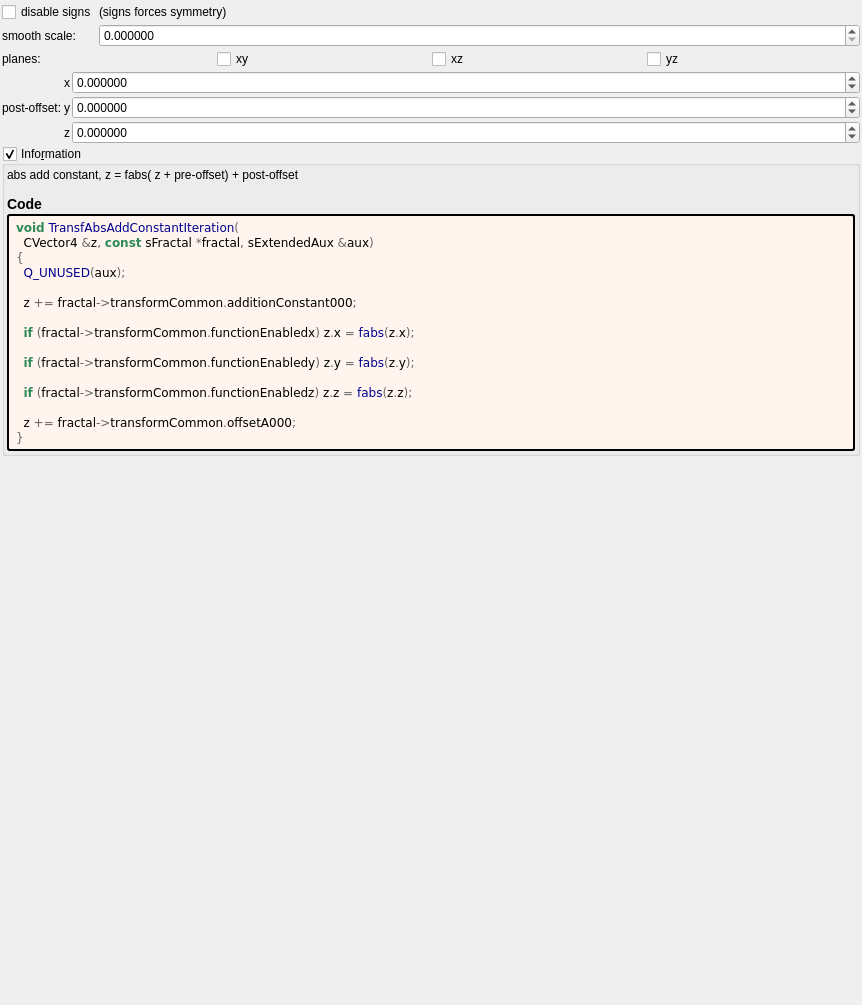
Before: the Qt Designer form mandelbulber2/formula/ui/transf_smooth.ui in buddhi1980/mandelbulber2, drawn with Qt 5.
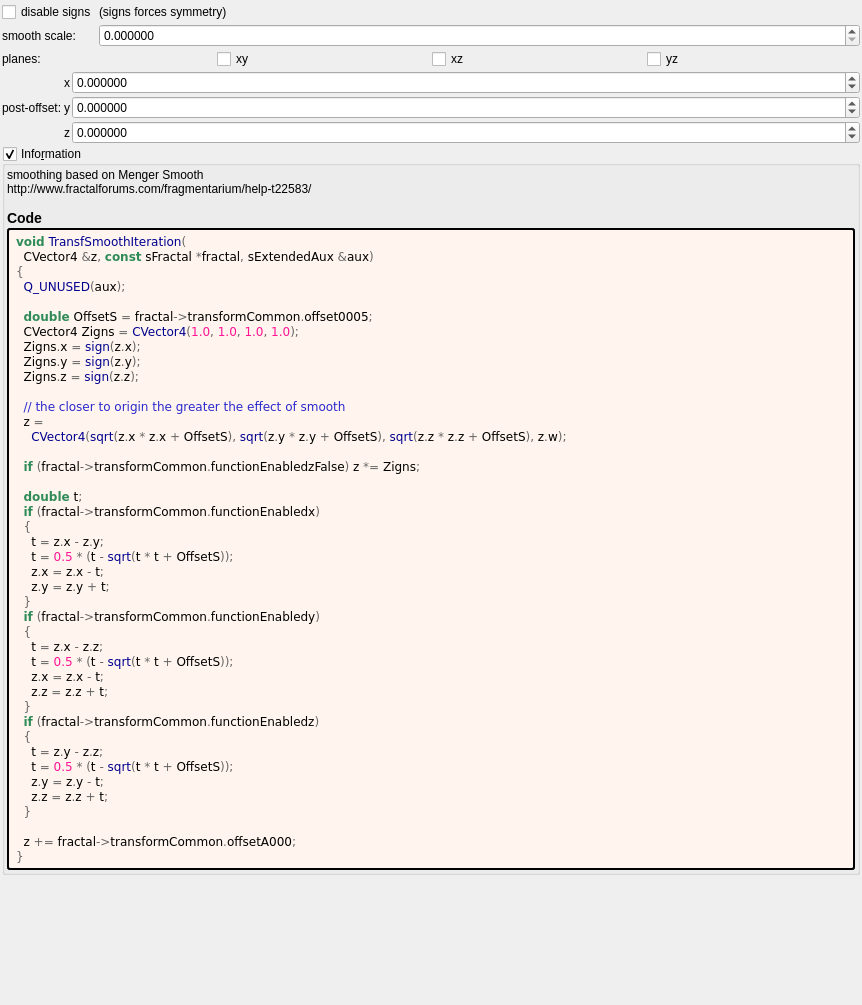
After: the same form once the commit is applied. Custom widgets are drawn as their Qt base class.

The edit to the form file:
```diff
--- a/mandelbulber2/formula/ui/transf_smooth.ui
+++ b/mandelbulber2/formula/ui/transf_smooth.ui
@@ -296,7 +296,7 @@
       <item>
        <widget class="QLabel" name="label_information_general">
         <property name="text">
-         <string notr="true">&lt;p&gt;abs add  constant,  z = fabs( z + pre-offset) + post-offset&lt;/p&gt;&lt;table&gt;
+         <string notr="true">&lt;p&gt;smoothing based on Menger Smooth&lt;br&gt;http://www.fractalforums.com/fragmentarium/help-t22583/&lt;/p&gt;&lt;table&gt;
 &lt;/table&gt;
 &lt;h3&gt;Code&lt;/h3&gt;</string>
         </property>
@@ -318,18 +318,45 @@
         </property>
         <property name="text">
          <string notr="true">&lt;body style=&quot;background-color:#fff5ee&quot;&gt;
-&lt;pre style=&quot;color:#000000; background-color:#fff5ee;  font-family:'Courier New',monospace;&quot;&gt;&lt;span style=&quot;color:#2e8b57; font-weight:bold&quot;&gt;void&lt;/span&gt; &lt;span style=&quot;color:#00008f&quot;&gt;TransfAbsAddConstantIteration&lt;/span&gt;&lt;span style=&quot;color:#676767&quot;&gt;(&lt;/span&gt;
+&lt;pre style=&quot;color:#000000; background-color:#fff5ee;  font-family:'Courier New',monospace;&quot;&gt;&lt;span style=&quot;color:#2e8b57; font-weight:bold&quot;&gt;void&lt;/span&gt; &lt;span style=&quot;color:#00008f&quot;&gt;TransfSmoothIteration&lt;/span&gt;&lt;span style=&quot;color:#676767&quot;&gt;(&lt;/span&gt;
   CVector4 &lt;span style=&quot;color:#676767&quot;&gt;&amp;amp;&lt;/span&gt;z&lt;span style=&quot;color:#676767&quot;&gt;,&lt;/span&gt; &lt;span style=&quot;color:#2e8b57; font-weight:bold&quot;&gt;const&lt;/span&gt; sFractal &lt;span style=&quot;color:#676767&quot;&gt;*&lt;/span&gt;fractal&lt;span style=&quot;color:#676767&quot;&gt;,&lt;/span&gt; sExtendedAux &lt;span style=&quot;color:#676767&quot;&gt;&amp;amp;&lt;/span&gt;aux&lt;span style=&quot;color:#676767&quot;&gt;)&lt;/span&gt;
 &lt;span style=&quot;color:#676767&quot;&gt;{&lt;/span&gt;
   &lt;span style=&quot;color:#00008f&quot;&gt;Q_UNUSED&lt;/span&gt;&lt;span style=&quot;color:#676767&quot;&gt;(&lt;/span&gt;aux&lt;span style=&quot;color:#676767&quot;&gt;);&lt;/span&gt;
 
-  z &lt;span style=&quot;color:#676767&quot;&gt;+=&lt;/span&gt; fractal&lt;span style=&quot;color:#676767&quot;&gt;-&amp;gt;&lt;/span&gt;transformCommon&lt;span style=&quot;color:#676767&quot;&gt;.&lt;/span&gt;additionConstant000&lt;span style=&quot;color:#676767&quot;&gt;;&lt;/span&gt;
+  &lt;span style=&quot;color:#2e8b57; font-weight:bold&quot;&gt;double&lt;/span&gt; OffsetS &lt;span style=&quot;color:#676767&quot;&gt;=&lt;/span&gt; fractal&lt;span style=&quot;color:#676767&quot;&gt;-&amp;gt;&lt;/span&gt;transformCommon&lt;span style=&quot;color:#676767&quot;&gt;.&lt;/span&gt;offset0005&lt;span style=&quot;color:#676767&quot;&gt;;&lt;/span&gt;
+  CVector4 Zigns &lt;span style=&quot;color:#676767&quot;&gt;=&lt;/span&gt; &lt;span style=&quot;color:#00008f&quot;&gt;CVector4&lt;/span&gt;&lt;span style=&quot;color:#676767&quot;&gt;(&lt;/span&gt;&lt;span style=&quot;color:#ff1493&quot;&gt;1.0&lt;/span&gt;&lt;span style=&quot;color:#676767&quot;&gt;,&lt;/span&gt; &lt;span style=&quot;color:#ff1493&quot;&gt;1.0&lt;/span&gt;&lt;span style=&quot;color:#676767&quot;&gt;,&lt;/span&gt; &lt;span style=&quot;color:#ff1493&quot;&gt;1.0&lt;/span&gt;&lt;span style=&quot;color:#676767&quot;&gt;,&lt;/span&gt; &lt;span style=&quot;color:#ff1493&quot;&gt;1.0&lt;/span&gt;&lt;span style=&quot;color:#676767&quot;&gt;);&lt;/span&gt;
+  Zigns&lt;span style=&quot;color:#676767&quot;&gt;.&lt;/span&gt;x &lt;span style=&quot;color:#676767&quot;&gt;=&lt;/span&gt; &lt;span style=&quot;color:#00008f&quot;&gt;sign&lt;/span&gt;&lt;span style=&quot;color:#676767&quot;&gt;(&lt;/span&gt;z&lt;span style=&quot;color:#676767&quot;&gt;.&lt;/span&gt;x&lt;span style=&quot;color:#676767&quot;&gt;);&lt;/span&gt;
+  Zigns&lt;span style=&quot;color:#676767&quot;&gt;.&lt;/span&gt;y &lt;span style=&quot;color:#676767&quot;&gt;=&lt;/span&gt; &lt;span style=&quot;color:#00008f&quot;&gt;sign&lt;/span&gt;&lt;span style=&quot;color:#676767&quot;&gt;(&lt;/span&gt;z&lt;span style=&quot;color:#676767&quot;&gt;.&lt;/span&gt;y&lt;span style=&quot;color:#676767&quot;&gt;);&lt;/span&gt;
+  Zigns&lt;span style=&quot;color:#676767&quot;&gt;.&lt;/span&gt;z &lt;span style=&quot;color:#676767&quot;&gt;=&lt;/span&gt; &lt;span style=&quot;color:#00008f&quot;&gt;sign&lt;/span&gt;&lt;span style=&quot;color:#676767&quot;&gt;(&lt;/span&gt;z&lt;span style=&quot;color:#676767&quot;&gt;.&lt;/span&gt;z&lt;span style=&quot;color:#676767&quot;&gt;);&lt;/span&gt;
 
-  &lt;span style=&quot;color:#2e8b57; font-weight:bold&quot;&gt;if&lt;/span&gt; &lt;span style=&quot;color:#676767&quot;&gt;(&lt;/span&gt;fractal&lt;span style=&quot;color:#676767&quot;&gt;-&amp;gt;&lt;/span&gt;transformCommon&lt;span style=&quot;color:#676767&quot;&gt;.&lt;/span&gt;functionEnabledx&lt;span style=&quot;color:#676767&quot;&gt;)&lt;/span&gt; z&lt;span style=&quot;color:#676767&quot;&gt;.&lt;/span&gt;x &lt;span style=&quot;color:#676767&quot;&gt;=&lt;/span&gt; &lt;span style=&quot;color:#00008f&quot;&gt;fabs&lt;/span&gt;&lt;span style=&quot;color:#676767&quot;&gt;(&lt;/span&gt;z&lt;span style=&quot;color:#676767&quot;&gt;.&lt;/span&gt;x&lt;span style=&quot;color:#676767&quot;&gt;);&lt;/span&gt;
+  &lt;span style=&quot;color:#2929cc&quot;&gt;// the closer to origin the greater the effect of smooth&lt;/span&gt;
+  z &lt;span style=&quot;color:#676767&quot;&gt;=&lt;/span&gt;
+    &lt;span style=&quot;color:#00008f&quot;&gt;CVector4&lt;/span&gt;&lt;span style=&quot;color:#676767&quot;&gt;(&lt;/span&gt;&lt;span style=&quot;color:#00008f&quot;&gt;sqrt&lt;/span&gt;&lt;span style=&quot;color:#676767&quot;&gt;(&lt;/span&gt;z&lt;span style=&quot;color:#676767&quot;&gt;.&lt;/span&gt;x &lt;span style=&quot;color:#676767&quot;&gt;*&lt;/span&gt; z&lt;span style=&quot;color:#676767&quot;&gt;.&lt;/span&gt;x &lt;span style=&quot;color:#676767&quot;&gt;+&lt;/span&gt; OffsetS&lt;span style=&quot;color:#676767&quot;&gt;),&lt;/span&gt; &lt;span style=&quot;color:#00008f&quot;&gt;sqrt&lt;/span&gt;&lt;span style=&quot;color:#676767&quot;&gt;(&lt;/span&gt;z&lt;span style=&quot;color:#676767&quot;&gt;.&lt;/span&gt;y &lt;span style=&quot;color:#676767&quot;&gt;*&lt;/span&gt; z&lt;span style=&quot;color:#676767&quot;&gt;.&lt;/span&gt;y &lt;span style=&quot;color:#676767&quot;&gt;+&lt;/span&gt; OffsetS&lt;span style=&quot;color:#676767&quot;&gt;),&lt;/span&gt; &lt;span style=&quot;color:#00008f&quot;&gt;sqrt&lt;/span&gt;&lt;span style=&quot;color:#676767&quot;&gt;(&lt;/span&gt;z&lt;span style=&quot;color:#676767&quot;&gt;.&lt;/span&gt;z &lt;span style=&quot;color:#676767&quot;&gt;*&lt;/span&gt; z&lt;span style=&quot;color:#676767&quot;&gt;.&lt;/span&gt;z &lt;span style=&quot;color:#676767&quot;&gt;+&lt;/span&gt; OffsetS&lt;span style=&quot;color:#676767&quot;&gt;),&lt;/span&gt; z&lt;span style=&quot;color:#676767&quot;&gt;.&lt;/span&gt;w&lt;span style=&quot;color:#676767&quot;&gt;);&lt;/span&gt;
 
-  &lt;span style=&quot;color:#2e8b57; font-weight:bold&quot;&gt;if&lt;/span&gt; &lt;span style=&quot;color:#676767&quot;&gt;(&lt;/span&gt;fractal&lt;span style=&quot;color:#676767&quot;&gt;-&amp;gt;&lt;/span&gt;transformCommon&lt;span style=&quot;color:#676767&quot;&gt;.&lt;/span&gt;functionEnabledy&lt;span style=&quot;color:#676767&quot;&gt;)&lt;/span&gt; z&lt;span style=&quot;color:#676767&quot;&gt;.&lt;/span&gt;y &lt;span style=&quot;color:#676767&quot;&gt;=&lt;/span&gt; &lt;span style=&quot;color:#00008f&quot;&gt;fabs&lt;/span&gt;&lt;span style=&quot;color:#676767&quot;&gt;(&lt;/span&gt;z&lt;span style=&quot;color:#676767&quot;&gt;.&lt;/span&gt;y&lt;span style=&quot;color:#676767&quot;&gt;);&lt;/span&gt;
+  &lt;span style=&quot;color:#2e8b57; font-weight:bold&quot;&gt;if&lt;/span&gt; &lt;span style=&quot;color:#676767&quot;&gt;(&lt;/span&gt;fractal&lt;span style=&quot;color:#676767&quot;&gt;-&amp;gt;&lt;/span&gt;transformCommon&lt;span style=&quot;color:#676767&quot;&gt;.&lt;/span&gt;functionEnabledzFalse&lt;span style=&quot;color:#676767&quot;&gt;)&lt;/span&gt; z &lt;span style=&quot;color:#676767&quot;&gt;*=&lt;/span&gt; Zigns&lt;span style=&quot;color:#676767&quot;&gt;;&lt;/span&gt;
 
-  &lt;span style=&quot;color:#2e8b57; font-weight:bold&quot;&gt;if&lt;/span&gt; &lt;span style=&quot;color:#676767&quot;&gt;(&lt;/span&gt;fractal&lt;span style=&quot;color:#676767&quot;&gt;-&amp;gt;&lt;/span&gt;transformCommon&lt;span style=&quot;color:#676767&quot;&gt;.&lt;/span&gt;functionEnabledz&lt;span style=&quot;color:#676767&quot;&gt;)&lt;/span&gt; z&lt;span style=&quot;color:#676767&quot;&gt;.&lt;/span&gt;z &lt;span style=&quot;color:#676767&quot;&gt;=&lt;/span&gt; &lt;span style=&quot;color:#00008f&quot;&gt;fabs&lt;/span&gt;&lt;span style=&quot;color:#676767&quot;&gt;(&lt;/span&gt;z&lt;span style=&quot;color:#676767&quot;&gt;.&lt;/span&gt;z&lt;span style=&quot;color:#676767&quot;&gt;);&lt;/span&gt;
+  &lt;span style=&quot;color:#2e8b57; font-weight:bold&quot;&gt;double&lt;/span&gt; t&lt;span style=&quot;color:#676767&quot;&gt;;&lt;/span&gt;
+  &lt;span style=&quot;color:#2e8b57; font-weight:bold&quot;&gt;if&lt;/span&gt; &lt;span style=&quot;color:#676767&quot;&gt;(&lt;/span&gt;fractal&lt;span style=&quot;color:#676767&quot;&gt;-&amp;gt;&lt;/span&gt;transformCommon&lt;span style=&quot;color:#676767&quot;&gt;.&lt;/span&gt;functionEnabledx&lt;span style=&quot;color:#676767&quot;&gt;)&lt;/span&gt;
+  &lt;span style=&quot;color:#676767&quot;&gt;{&lt;/span&gt;
+    t &lt;span style=&quot;color:#676767&quot;&gt;=&lt;/span&gt; z&lt;span style=&quot;color:#676767&quot;&gt;.&lt;/span&gt;x &lt;span style=&quot;color:#676767&quot;&gt;-&lt;/span&gt; z&lt;span style=&quot;color:#676767&quot;&gt;.&lt;/span&gt;y&lt;span style=&quot;color:#676767&quot;&gt;;&lt;/span&gt;
+    t &lt;span style=&quot;color:#676767&quot;&gt;=&lt;/span&gt; &lt;span style=&quot;color:#ff1493&quot;&gt;0.5&lt;/span&gt; &lt;span style=&quot;color:#676767&quot;&gt;* (&lt;/span&gt;t &lt;span style=&quot;color:#676767&quot;&gt;-&lt;/span&gt; &lt;span style=&quot;color:#00008f&quot;&gt;sqrt&lt;/span&gt;&lt;span style=&quot;color:#676767&quot;&gt;(&lt;/span&gt;t &lt;span style=&quot;color:#676767&quot;&gt;*&lt;/span&gt; t &lt;span style=&quot;color:#676767&quot;&gt;+&lt;/span&gt; OffsetS&lt;span style=&quot;color:#676767&quot;&gt;));&lt;/span&gt;
+    z&lt;span style=&quot;color:#676767&quot;&gt;.&lt;/span&gt;x &lt;span style=&quot;color:#676767&quot;&gt;=&lt;/span&gt; z&lt;span style=&quot;color:#676767&quot;&gt;.&lt;/span&gt;x &lt;span style=&quot;color:#676767&quot;&gt;-&lt;/span&gt; t&lt;span style=&quot;color:#676767&quot;&gt;;&lt;/span&gt;
+    z&lt;span style=&quot;color:#676767&quot;&gt;.&lt;/span&gt;y &lt;span style=&quot;color:#676767&quot;&gt;=&lt;/span&gt; z&lt;span style=&quot;color:#676767&quot;&gt;.&lt;/span&gt;y &lt;span style=&quot;color:#676767&quot;&gt;+&lt;/span&gt; t&lt;span style=&quot;color:#676767&quot;&gt;;&lt;/span&gt;
+  &lt;span style=&quot;color:#676767&quot;&gt;}&lt;/span&gt;
+  &lt;span style=&quot;color:#2e8b57; font-weight:bold&quot;&gt;if&lt;/span&gt; &lt;span style=&quot;color:#676767&quot;&gt;(&lt;/span&gt;fractal&lt;span style=&quot;color:#676767&quot;&gt;-&amp;gt;&lt;/span&gt;transformCommon&lt;span style=&quot;color:#676767&quot;&gt;.&lt;/span&gt;functionEnabledy&lt;span style=&quot;color:#676767&quot;&gt;)&lt;/span&gt;
+  &lt;span style=&quot;color:#676767&quot;&gt;{&lt;/span&gt;
+    t &lt;span style=&quot;color:#676767&quot;&gt;=&lt;/span&gt; z&lt;span style=&quot;color:#676767&quot;&gt;.&lt;/span&gt;x &lt;span style=&quot;color:#676767&quot;&gt;-&lt;/span&gt; z&lt;span style=&quot;color:#676767&quot;&gt;.&lt;/span&gt;z&lt;span style=&quot;color:#676767&quot;&gt;;&lt;/span&gt;
+    t &lt;span style=&quot;color:#676767&quot;&gt;=&lt;/span&gt; &lt;span style=&quot;color:#ff1493&quot;&gt;0.5&lt;/span&gt; &lt;span style=&quot;color:#676767&quot;&gt;* (&lt;/span&gt;t &lt;span style=&quot;color:#676767&quot;&gt;-&lt;/span&gt; &lt;span style=&quot;color:#00008f&quot;&gt;sqrt&lt;/span&gt;&lt;span style=&quot;color:#676767&quot;&gt;(&lt;/span&gt;t &lt;span style=&quot;color:#676767&quot;&gt;*&lt;/span&gt; t &lt;span style=&quot;color:#676767&quot;&gt;+&lt;/span&gt; OffsetS&lt;span style=&quot;color:#676767&quot;&gt;));&lt;/span&gt;
+    z&lt;span style=&quot;color:#676767&quot;&gt;.&lt;/span&gt;x &lt;span style=&quot;color:#676767&quot;&gt;=&lt;/span&gt; z&lt;span style=&quot;color:#676767&quot;&gt;.&lt;/span&gt;x &lt;span style=&quot;color:#676767&quot;&gt;-&lt;/span&gt; t&lt;span style=&quot;color:#676767&quot;&gt;;&lt;/span&gt;
+    z&lt;span style=&quot;color:#676767&quot;&gt;.&lt;/span&gt;z &lt;span style=&quot;color:#676767&quot;&gt;=&lt;/span&gt; z&lt;span style=&quot;color:#676767&quot;&gt;.&lt;/span&gt;z &lt;span style=&quot;color:#676767&quot;&gt;+&lt;/span&gt; t&lt;span style=&quot;color:#676767&quot;&gt;;&lt;/span&gt;
+  &lt;span style=&quot;color:#676767&quot;&gt;}&lt;/span&gt;
+  &lt;span style=&quot;color:#2e8b57; font-weight:bold&quot;&gt;if&lt;/span&gt; &lt;span style=&quot;color:#676767&quot;&gt;(&lt;/span&gt;fractal&lt;span style=&quot;color:#676767&quot;&gt;-&amp;gt;&lt;/span&gt;transformCommon&lt;span style=&quot;color:#676767&quot;&gt;.&lt;/span&gt;functionEnabledz&lt;span style=&quot;color:#676767&quot;&gt;)&lt;/span&gt;
+  &lt;span style=&quot;color:#676767&quot;&gt;{&lt;/span&gt;
+    t &lt;span style=&quot;color:#676767&quot;&gt;=&lt;/span&gt; z&lt;span style=&quot;color:#676767&quot;&gt;.&lt;/span&gt;y &lt;span style=&quot;color:#676767&quot;&gt;-&lt;/span&gt; z&lt;span style=&quot;color:#676767&quot;&gt;.&lt;/span&gt;z&lt;span style=&quot;color:#676767&quot;&gt;;&lt;/span&gt;
+    t &lt;span style=&quot;color:#676767&quot;&gt;=&lt;/span&gt; &lt;span style=&quot;color:#ff1493&quot;&gt;0.5&lt;/span&gt; &lt;span style=&quot;color:#676767&quot;&gt;* (&lt;/span&gt;t &lt;span style=&quot;color:#676767&quot;&gt;-&lt;/span&gt; &lt;span style=&quot;color:#00008f&quot;&gt;sqrt&lt;/span&gt;&lt;span style=&quot;color:#676767&quot;&gt;(&lt;/span&gt;t &lt;span style=&quot;color:#676767&quot;&gt;*&lt;/span&gt; t &lt;span style=&quot;color:#676767&quot;&gt;+&lt;/span&gt; OffsetS&lt;span style=&quot;color:#676767&quot;&gt;));&lt;/span&gt;
+    z&lt;span style=&quot;color:#676767&quot;&gt;.&lt;/span&gt;y &lt;span style=&quot;color:#676767&quot;&gt;=&lt;/span&gt; z&lt;span style=&quot;color:#676767&quot;&gt;.&lt;/span&gt;y &lt;span style=&quot;color:#676767&quot;&gt;-&lt;/span&gt; t&lt;span style=&quot;color:#676767&quot;&gt;;&lt;/span&gt;
+    z&lt;span style=&quot;color:#676767&quot;&gt;.&lt;/span&gt;z &lt;span style=&quot;color:#676767&quot;&gt;=&lt;/span&gt; z&lt;span style=&quot;color:#676767&quot;&gt;.&lt;/span&gt;z &lt;span style=&quot;color:#676767&quot;&gt;+&lt;/span&gt; t&lt;span style=&quot;color:#676767&quot;&gt;;&lt;/span&gt;
+  &lt;span style=&quot;color:#676767&quot;&gt;}&lt;/span&gt;
 
   z &lt;span style=&quot;color:#676767&quot;&gt;+=&lt;/span&gt; fractal&lt;span style=&quot;color:#676767&quot;&gt;-&amp;gt;&lt;/span&gt;transformCommon&lt;span style=&quot;color:#676767&quot;&gt;.&lt;/span&gt;offsetA000&lt;span style=&quot;color:#676767&quot;&gt;;&lt;/span&gt;
 &lt;span style=&quot;color:#676767&quot;&gt;}&lt;/span&gt;
```
Left out of the diff: 4 changed lines with no effect on the pictures.
